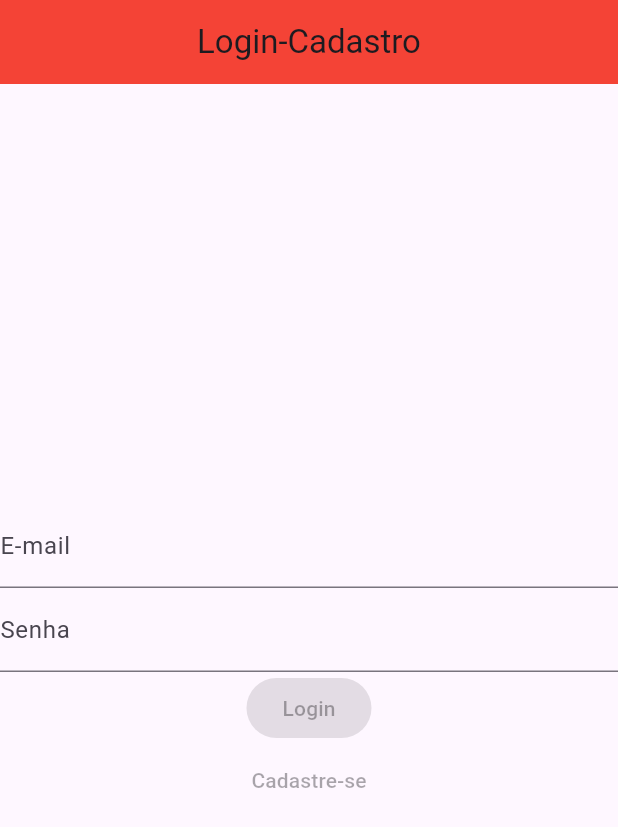
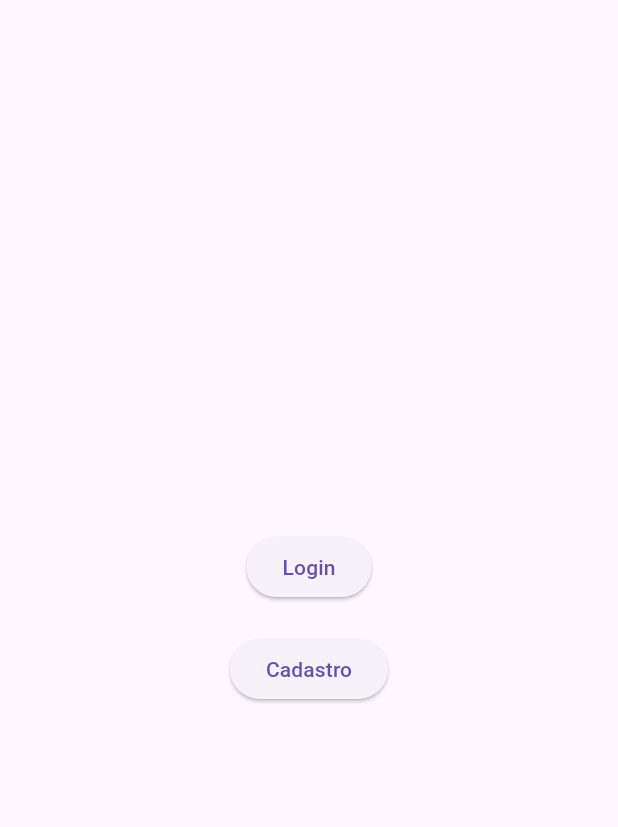
Before and after one commit to everton1995f/Prova_desenvolvimento_mobile, a Flutter app: the screen it shows after launch, on a phone screen of 412 x 824 dp. Shown: the top 827 px of the screen. Run offline on Flutter 3.47's test engine with Material 3 defaults, Android fonts, the phone set to English and light mode, and no system bars; our stand-ins replace sqflite; accounts and stored records are empty.

Commit message:
Tela de login feita

```diff
--- a/mobile_adelito/lista_de_tarefas/lib/main.dart
+++ b/mobile_adelito/lista_de_tarefas/lib/main.dart
@@ -1,54 +1,64 @@
 import 'package:flutter/material.dart';
-import 'listaDeTarefas.dart';
+import 'package:lista_de_tarefas/cadastro.dart';
+import 'package:lista_de_tarefas/login.dart';
+// import 'listaDeTarefas.dart';
 
 void main() {
-  runApp(MaterialApp(
-    home: (TelaPrincipal()),
-  ));
+  runApp(MyApp());
+}
+class MyApp extends StatefulWidget {
+  const MyApp({super.key});
+
+  @override
+  State<MyApp> createState() => _MyAppState();
 }
 
-class TelaPrincipal extends StatefulWidget {
+class _MyAppState extends State<MyApp> {
+  @override
+  Widget build(BuildContext context) {
+    return MaterialApp(
+      // conectando a tela principal a tela de login
+      debugShowCheckedModeBanner: false,
+      home: TelaPrincipal()
+    );
+  }
+}
+
+class TelaPrincipal extends StatelessWidget {
   const TelaPrincipal({super.key});
 
   @override
-  State<TelaPrincipal> createState() => _TelaPrincipalState();
-}
-
-class _TelaPrincipalState extends State<TelaPrincipal> {
-  @override
   Widget build(BuildContext context) {
     return Scaffold(
-      appBar: AppBar(
-        backgroundColor: Colors.red,
-        title: const Text("Login-Cadastro"),
-        centerTitle: true,
-      ),
-      body: const Center(
+      body: Center(
         child: Column(
           mainAxisAlignment: MainAxisAlignment.center,
           children: [
-            //Campo para email e senha
-            TextField(decoration: InputDecoration(labelText: 'E-mail')),
-            TextField(decoration: InputDecoration(labelText: 'Senha')),
-            // Botões de Login
             ElevatedButton(
               onPressed: () {
-                //Logica para login
-                Navigator.push(context,
-                    MaterialPageRoute(builder: (context) => ListaDeTarefas()));
+                //Navegando para a tela de login
+                Navigator.push(
+                  context,
+                  MaterialPageRoute(builder: (context) => TelaLogin()),
+                  );
               },
               child: Text('Login'),
             ),
-            //Botão para Cadastro
-            TextButton(
+            SizedBox(height: 20),
+            ElevatedButton(
               onPressed: () {
-                // Logica para cadastro
+                //Navegando para tela de cadastro
+                Navigator.push(
+                  context,
+                  MaterialPageRoute(builder: (context) =>
+                  TelaDeCadastro())
+                  );
               },
-              child: Text('Cadastre-se'),
+              child: Text('Cadastro'),
             )
           ],
-        ),
-      ),
+        )
+         ),
     );
   }
 }
--- a/mobile_adelito/lista_de_tarefas/pubspec.yaml
+++ b/mobile_adelito/lista_de_tarefas/pubspec.yaml
@@ -30,6 +30,7 @@ environment:
 dependencies:
   flutter:
     sdk: flutter
+  sqflite: ^2.0.0+3
 
 
   # The following adds the Cupertino Icons font to your application.
@@ -59,9 +60,8 @@ flutter:
   uses-material-design: true
 
   # To add assets to your application, add an assets section, like this:
-  # assets:
-  #   - images/a_dot_burr.jpeg
-  #   - images/a_dot_ham.jpeg
+  assets:
+    - assets/images/
 
   # An image asset can refer to one or more resolution-specific "variants", see
   # https://flutter.dev/assets-and-images/#resolution-aware
```
Also changed, not shown: mobile_adelito/lista_de_tarefas/lib/cadastro.dart (added, +19 -0 lines), mobile_adelito/lista_de_tarefas/lib/database/db.dart (added, +50 -0 lines), mobile_adelito/lista_de_tarefas/lib/login.dart (added, +85 -0 lines), mobile_adelito/lista_de_tarefas/lib/database/db_dao.dart (added), mobile_adelito/lista_de_tarefas/pubspec.lock.
